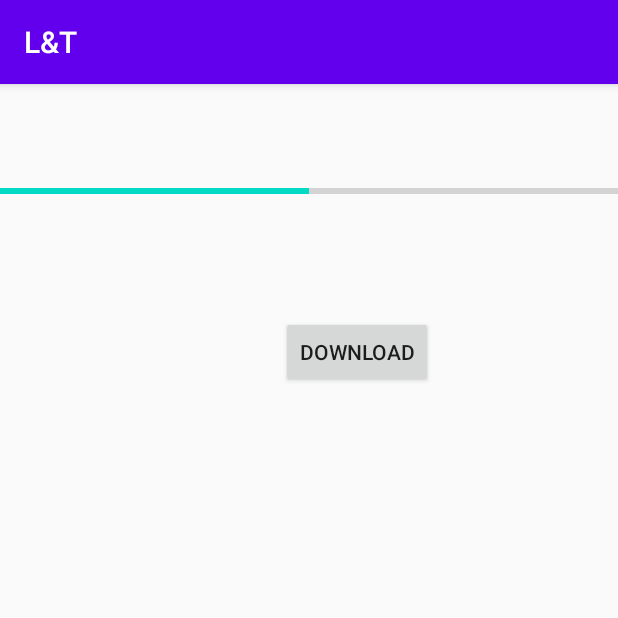
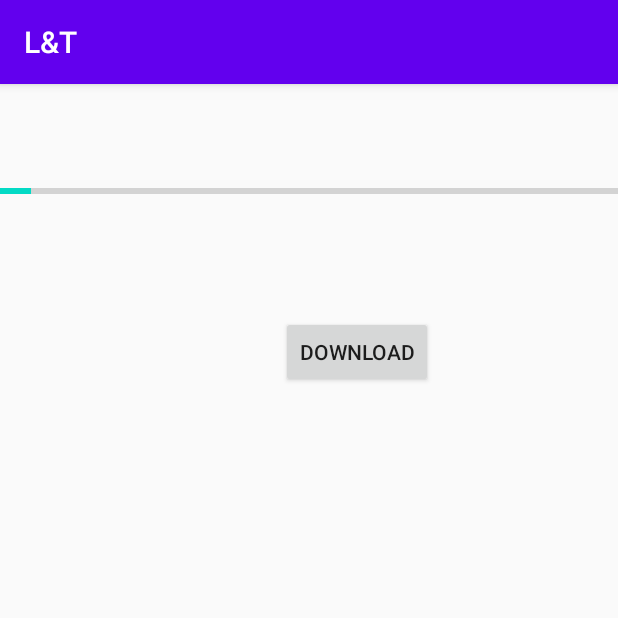
Before and after one commit to 99002650/LnT, an Android app: the screen it shows after launch (DownloadActivity), after a tap on "DOWNLOAD", on a phone screen of 412 x 824 dp, the top half of it. Run offline under Robolectric (Android 15) with nearby library versions, the phone set to English and light mode, and no system bars.

Commit message:
async task part-3 onpreexecute and postexecute

```diff
--- a/app/src/main/java/com/example/lt/DownloadTask.java
+++ b/app/src/main/java/com/example/lt/DownloadTask.java
@@ -2,6 +2,7 @@ package com.example.lt;
 
 import android.os.AsyncTask;
 import android.util.Log;
+import android.view.View;
 import android.widget.ProgressBar;
 
 public class DownloadTask extends AsyncTask<String,Integer,Void> {
@@ -13,15 +14,39 @@ public class DownloadTask extends AsyncTask<String,Integer,Void> {
     }
 
     @Override
+    protected void onPreExecute() {
+        super.onPreExecute();
+        progressBar.setVisibility(View.VISIBLE);
+    }
+
+    @Override
     protected Void doInBackground(String... downloadUrl) {
         Log.i(TAG,"doInBackground --downloadUrl= "+downloadUrl[0]);
-        publishProgress(50);
+        try {
+        for (int i=1; i<21;i++){
+            publishProgress(i*5);
+
+                Thread.sleep(100);
+            }
+
+        }
+        catch (InterruptedException e) {
+            e.printStackTrace();
+        }
         return null;
     }
 
     @Override
     protected void onProgressUpdate(Integer... values) {
         super.onProgressUpdate(values);
+        Log.i(TAG,"onProgressUpdate --progress= "+values[0]);
+
         progressBar.setProgress(values[0]);
     }
+
+    @Override
+    protected void onPostExecute(Void aVoid) {
+        super.onPostExecute(aVoid);
+        progressBar.setVisibility(View.INVISIBLE);
+    }
 }
--- a/app/src/main/res/layout/activity_download.xml
+++ b/app/src/main/res/layout/activity_download.xml
@@ -7,6 +7,8 @@
     tools:context=".DownloadActivity">
 
     <ProgressBar
+
+        android:visibility="invisible"
         android:id="@+id/progressBar"
         style="?android:attr/progressBarStyleHorizontal"
         android:layout_width="0dp"
```
